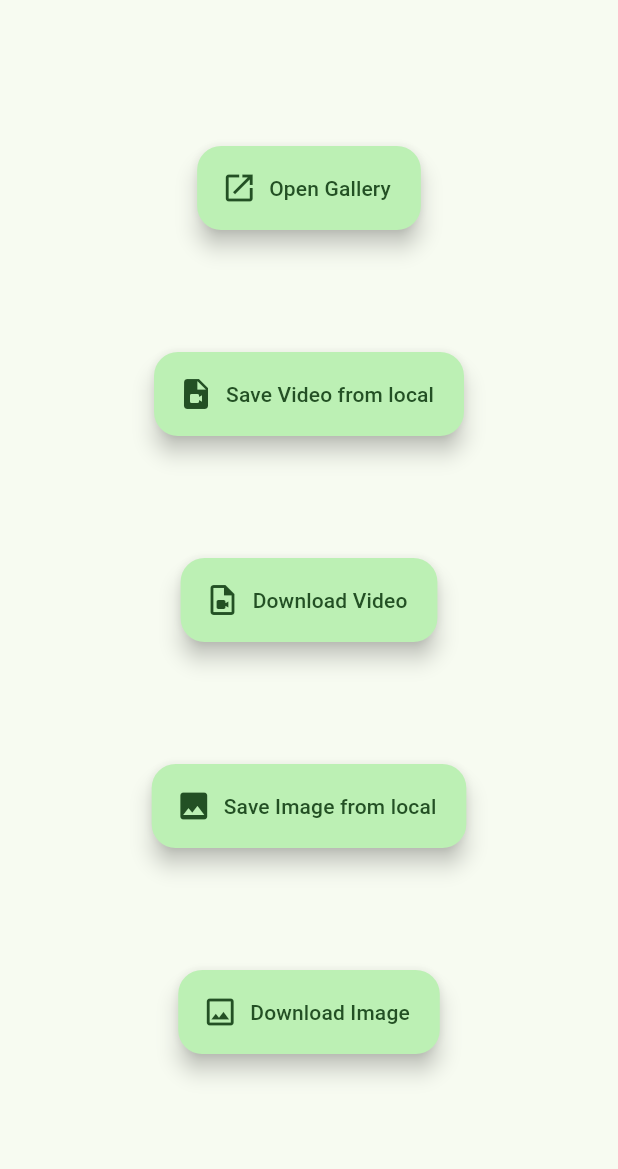
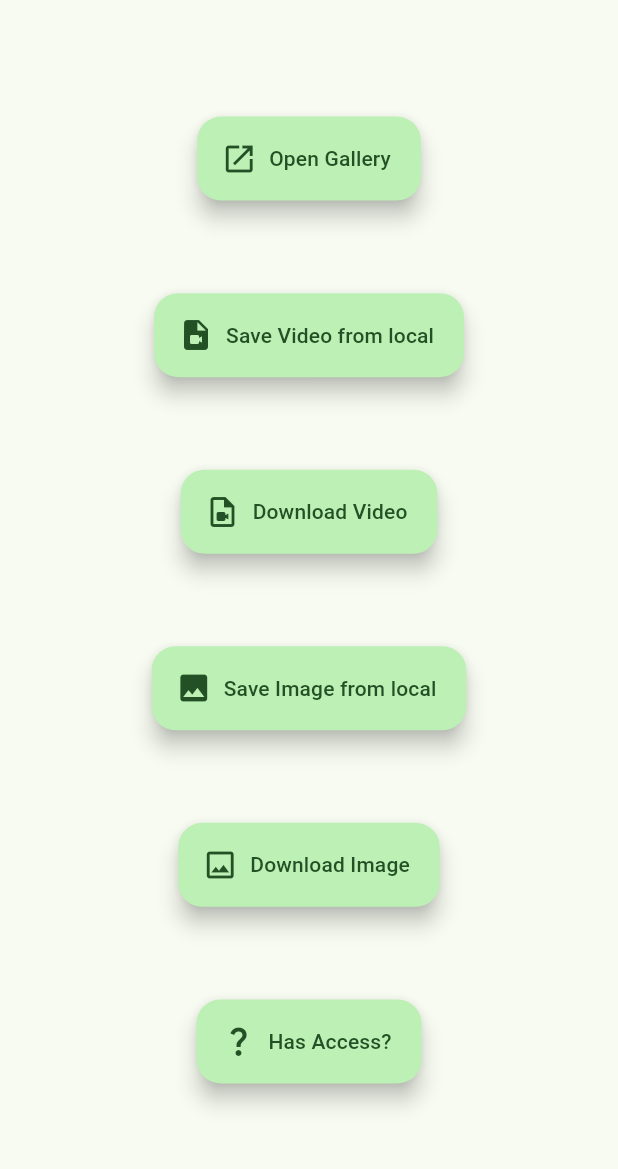
Before and after one commit to natsuk4ze/gal, a Flutter app: the screen it shows after launch, on a phone screen of 412 x 824 dp, the part 60-1229 px from its top. Run offline on Flutter 3.47's test engine with Material 2 defaults, Android fonts, the light colour scheme and no system bars; our stand-ins replace dio, plugin_platform_interface.

Commit message:
Add hasAccess()

```diff
--- a/example/lib/main.dart
+++ b/example/lib/main.dart
@@ -1,3 +1,4 @@
+import 'dart:developer';
 import 'dart:io';
 
 import 'package:dio/dio.dart';
@@ -96,6 +97,14 @@ class App extends StatelessWidget {
                   },
                   label: const Text('Download Image'),
                   icon: const Icon(Icons.image_outlined),
+                ),
+                FloatingActionButton.extended(
+                  onPressed: () async {
+                    final hasAccess = await Gal.hasAccess();
+                    log(hasAccess.toString());
+                  },
+                  label: const Text('Has Access?'),
+                  icon: const Icon(Icons.question_mark),
                 )
               ],
             ),
--- a/lib/gal.dart
+++ b/lib/gal.dart
@@ -20,6 +20,8 @@ class Gal {
   /// Open "iOS Photos" when iOS, "Google Photos" when Android.
   static Future<void> open() async => GalPlatform.instance.open();
 
+  static Future<bool> hasAccess() async => GalPlatform.instance.hasAccess();
+
   static Future<void> _voidOrThrow(Future<void> Function() cb) async {
     try {
       return await cb();
--- a/lib/gal_platform_interface.dart
+++ b/lib/gal_platform_interface.dart
@@ -28,4 +28,9 @@ abstract class GalPlatform extends PlatformInterface {
   /// define [open].
   Future<void> open() =>
       throw UnimplementedError('open() has not been implemented.');
+
+  /// throw [UnimplementedError] when Plugin [MethodChannelGal] did not
+  /// define [hasAccess].
+  Future<bool> hasAccess() =>
+      throw UnimplementedError('hasAccess() has not been implemented.');
 }
```
Also changed, not shown: lib/gal_method_channel.dart (+9 -4 lines).
